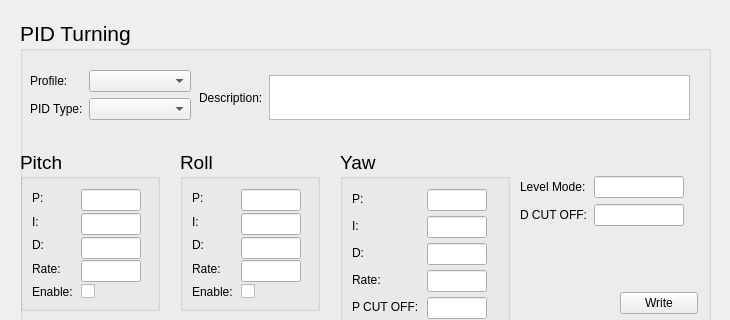
Qt form src/uavconfig.ui (nlbtuyen/ConfigurationGCS) before a commit; both pictures show x 0 to 730 and y 0 to 320 of the 730 by 546 pixel window.
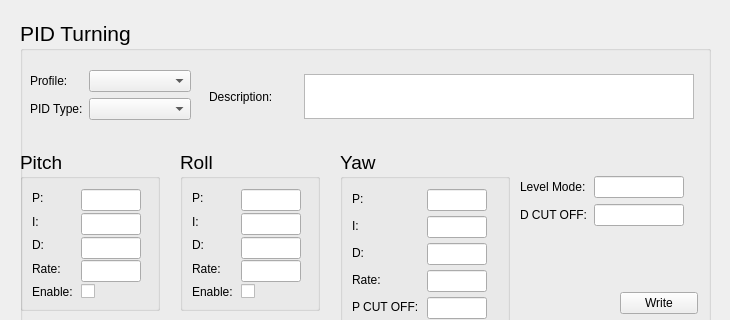
The same form after that commit. The open tabs and pages were chosen to show the change. Icons and pictures are not drawn.

Patch:
```diff
--- a/src/uavconfig.ui
+++ b/src/uavconfig.ui
@@ -5324,15 +5324,27 @@
       <widget class="QWidget" name="layoutWidget">
        <property name="geometry">
         <rect>
-         <x>179</x>
-         <y>22</y>
-         <width>491</width>
-         <height>51</height>
+         <x>180</x>
+         <y>10</y>
+         <width>504</width>
+         <height>73</height>
         </rect>
        </property>
        <layout class="QHBoxLayout" name="horizontalLayout">
         <item>
          <widget class="QLabel" name="label_12">
+          <property name="minimumSize">
+           <size>
+            <width>80</width>
+            <height>0</height>
+           </size>
+          </property>
+          <property name="maximumSize">
+           <size>
+            <width>80</width>
+            <height>16777215</height>
+           </size>
+          </property>
           <property name="font">
            <font>
             <family>Arial</family>
@@ -5345,16 +5357,16 @@
          </widget>
         </item>
         <item>
-         <widget class="QPlainTextEdit" name="plainTextEdit">
+         <widget class="QTextEdit" name="textEdit_desc">
           <property name="minimumSize">
            <size>
-            <width>417</width>
+            <width>390</width>
             <height>45</height>
            </size>
           </property>
           <property name="maximumSize">
            <size>
-            <width>16777215</width>
+            <width>390</width>
             <height>45</height>
            </size>
           </property>
```
Left out of the diff: 7 changed lines with no effect on the pictures.
